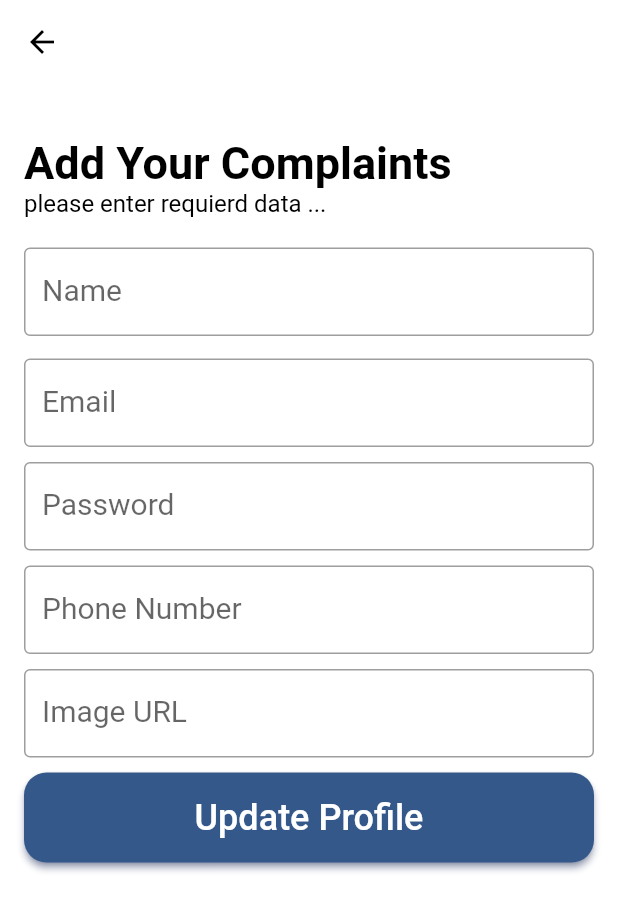
After one commit to AmerDawood/E-Commerse-Api, a Flutter app: the UpdateProfile screen opened directly, after a tap on "Update Profile", on a phone screen of 412 x 824 dp. The commit adds this screen. Shown: the top 911 px of the screen. Run offline on Flutter 3.47's test engine with Material 2 defaults, Android fonts, the phone set to English and light mode, and no system bars; our stand-ins replace expandable, flutter_spinkit, flutter_svg, shared_preferences; accounts and stored records are empty; network calls fail.

Commit message:
update Profile

```diff
--- a/lib/controller/api/profile_api_controller.dart
+++ b/lib/controller/api/profile_api_controller.dart
@@ -1,15 +1,17 @@
 import 'dart:convert';
 import 'dart:io';
 
+import 'package:flutter/cupertino.dart';
 import 'package:http/http.dart' as http;
 import 'package:softagi_api/controller/api_settings.dart';
 import 'package:softagi_api/prefs/user_pref_controller.dart';
+import 'package:softagi_api/utils/helpers.dart';
 
 import '../../model/profile_model.dart';
 
 
 
-class ProfileApiController{
+class ProfileApiController with Helpers{
 
    Future<UserData> getUserData()async{
 
@@ -30,19 +32,67 @@ class ProfileApiController{
 
     if(response.statusCode==200){
       var jsonResponse =jsonDecode(response.body);
-      print(decoded['data']);
+      // print(decoded['data']);
       return UserData.fromJson(decoded['data']);
     }else{
       //
     }
     return decoded['message'];
 
+   }
+
+   Future<bool> updateProfile(
+
+     {
+    required BuildContext context , String? name , String? phone,String? email,String? image,String?password
+     }
+   )async{
+
+    var url = Uri.parse(ApiSettings.updateProfile);
+
+    var response =await http.put(url,
+
+    headers: {
+      HttpHeaders.authorizationHeader:UserPreferenceController().token,
+      HttpHeaders.acceptHeader:'application/json',
+    },
+    body: {
+
+      'name':name,
+      'phone':phone,
+      'password':password,
+      'email':email,
+      'image':image,
 
 
+    });
+     if (response.statusCode == 200) {
+      var jsonResponse = jsonDecode(response.body);
+      if (jsonResponse ==true) {
+        showSnackBar(
+          context: context,
+          message: jsonDecode(response.body)['message'],
+        );
+        return true;
+      } else {
+        showSnackBar(
+          context: context,
+          message: jsonDecode(response.body)['message'],
+        );
+        return false;
+      }
+    } else if (response.statusCode == 400) {
+      //
+    }
 
+    return false;
 
    }
 
 
 
+
+
+
+
 }
--- a/lib/controller/api/users_api_controller.dart
+++ b/lib/controller/api/users_api_controller.dart
@@ -43,11 +43,13 @@ class UserAPIController with Helpers {
   }
 
   Future<bool> register(
-      {required BuildContext context,
+      {
+        required BuildContext context,
       required String name,
       required String email,
       required String password,
-      required String phone}) async {
+      required String phone
+      }) async {
     var url = Uri.parse(ApiSettings.REGISTER);
     var response = await http.post(url, body: {
       'name': name,
--- a/lib/controller/api_settings.dart
+++ b/lib/controller/api_settings.dart
@@ -11,5 +11,7 @@ class ApiSettings{
   static const SETTINGS = _API_URL+'settings';
   static const COMPLAINTS = _API_URL+'complaints';
   static const CONTACTS = _API_URL+'contacts';
+  static const updateProfile = _API_URL+'update-profile';
+
 
 }
--- a/lib/screens/profile_screen.dart
+++ b/lib/screens/profile_screen.dart
@@ -5,6 +5,7 @@ import 'package:softagi_api/controller/api/profile_api_controller.dart';
 import 'package:softagi_api/model/profile_model.dart';
 import 'package:softagi_api/prefs/user_pref_controller.dart';
 import 'package:softagi_api/screens/app_screen.dart';
+import 'package:softagi_api/screens/update_profile.dart';
 import 'package:softagi_api/widgets/custom_text.dart';
 
 import '../widgets/listtile_profile_screen.dart';
@@ -127,6 +128,11 @@ class _ProfileScreenState extends State<ProfileScreen> {
 
            ],
          ),
+         ElevatedButton(onPressed: (){
+           Navigator.push(context, MaterialPageRoute(builder: (context) {
+             return UpdateProfile();
+           },));
+         }, child:Text('Update Profile'))
 
          ],
        ),
--- /dev/null
+++ b/lib/screens/update_profile.dart
@@ -0,0 +1,175 @@
+import 'package:flutter/material.dart';
+import 'package:softagi_api/controller/api/profile_api_controller.dart';
+import 'package:softagi_api/utils/helpers.dart';
+
+import '../controller/api/complaints_api_controller.dart';
+import '../widgets/custom_text.dart';
+import '../widgets/custom_text_field.dart';
+
+
+class UpdateProfile extends StatefulWidget {
+  const UpdateProfile({ Key? key }) : super(key: key);
+
+  @override
+  State<UpdateProfile> createState() => _ComplaintsScreenState();
+}
+
+class _ComplaintsScreenState extends State<UpdateProfile> with Helpers{
+   late TextEditingController nameEditingController;
+  late TextEditingController emailEditingController;
+  late TextEditingController passwordEditingController;
+  late TextEditingController phoneEditingController;
+  late TextEditingController imageEditingController;
+
+  @override
+  void initState() {
+    // TODO: implement initState
+    super.initState();
+    nameEditingController = TextEditingController();
+    emailEditingController = TextEditingController();
+    passwordEditingController = TextEditingController();
+    phoneEditingController = TextEditingController();
+    imageEditingController =TextEditingController();
+  }
+
+  @override
+  void dispose() {
+    nameEditingController.dispose();
+    emailEditingController.dispose();
+    passwordEditingController.dispose();
+    phoneEditingController.dispose();
+    imageEditingController.dispose();
+    // TODO: implement dispose
+    super.dispose();
+  }
+  @override
+  Widget build(BuildContext context) {
+    return Scaffold(
+      backgroundColor: Colors.white,
+      appBar: AppBar(
+        title: Text(''),
+        iconTheme: IconThemeData(color: Colors.black),
+        backgroundColor: Colors.white,
+        elevation: 0,
+      ),
+      body:  Padding(
+        padding: const EdgeInsets.symmetric(horizontal: 16, vertical: 10),
+        child: SingleChildScrollView(
+          child:
+           Column(
+            crossAxisAlignment: CrossAxisAlignment.start,
+            children: [
+              // SizedBox(
+              //   height: 50,
+              // ),
+              SizedBox(
+                height: 15,
+              ),
+              SizedBox(
+                height: 10,
+              ),
+              CustomText(
+                text: 'Add Your Complaints',
+                fontSize: 30,
+                fontWeight: FontWeight.w600,
+                color: Colors.black,
+              ),
+              CustomText(
+                text: 'please enter requierd data ...',
+                fontSize: 16,
+                fontWeight: FontWeight.normal,
+                color: Colors.black,
+              ),
+              SizedBox(
+                height: 20,
+              ),
+              CustomTextField(
+                text: 'Name',
+                textEditingController: nameEditingController,
+              ),
+              SizedBox(
+                height: 15,
+              ),
+              CustomTextField(
+                text: 'Email',
+                textEditingController: emailEditingController,
+              ),
+              SizedBox(height: 10),
+              CustomTextField(
+                text: 'Password',
+                textEditingController: passwordEditingController,
+              ),
+              SizedBox(height: 10),
+              CustomTextField(
+                text: 'Phone Number',
+                textEditingController: phoneEditingController,
+              ),
+              SizedBox(height: 10),
+
+
+               CustomTextField(
+                text: 'Image URL',
+                textEditingController: imageEditingController,
+              ),
+              SizedBox(height: 10),
+
+              ElevatedButton(
+                onPressed: () async => await performUpdate(),
+                style: ElevatedButton.styleFrom(
+                  primary: Color.fromARGB(255, 53, 88, 139),
+                  fixedSize: Size(400, 60),
+                  shape: RoundedRectangleBorder(
+                    borderRadius: BorderRadius.circular(15),
+                  ),
+                  shadowColor: Color.fromARGB(255, 61, 83, 156),
+                ),
+                child: Text(
+                  'Update Profile',
+                  style: TextStyle(
+                    fontSize: 24,
+                    color: Colors.white,
+                  ),
+                ),
+              ),
+              SizedBox(
+                height: 20,
+              ),
+              SizedBox(height: 15),
+            ],
+          ),
+        ),
+      ),
+
+    );
+  }
+
+  Future<void> performUpdate() async{
+  //  if(checkData()){
+    await updateProfile();
+  //  }
+  }
+
+  // bool checkData() {
+  //   if (nameEditingController.text.isNotEmpty &&
+  //       emailEditingController.text.isNotEmpty &&
+  //       passwordEditingController.text.isNotEmpty &&
+  //       phoneEditingController.text.isNotEmpty) {
+  //         return true;
+  //       }else{
+  //         return false;
+  //       }
+  // }
+
+  Future<void> updateProfile() async {
+    bool status = await ProfileApiController().updateProfile(
+      name: nameEditingController.text,
+      email: emailEditingController.text,
+      password: passwordEditingController.text,
+      phone: phoneEditingController.text,
+      image:imageEditingController.text,
+      context: context,
+
+    );
+  }
+
+}
```
